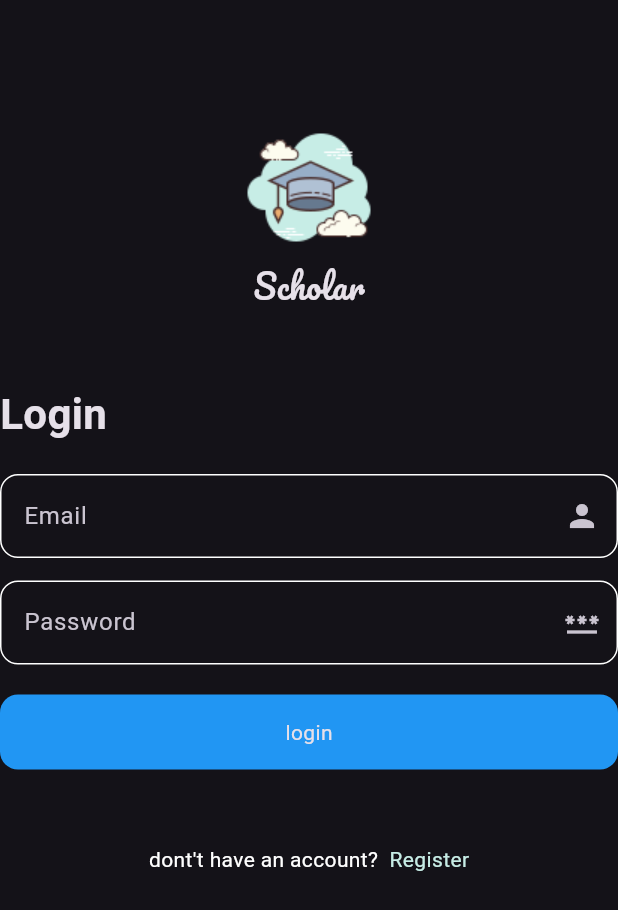
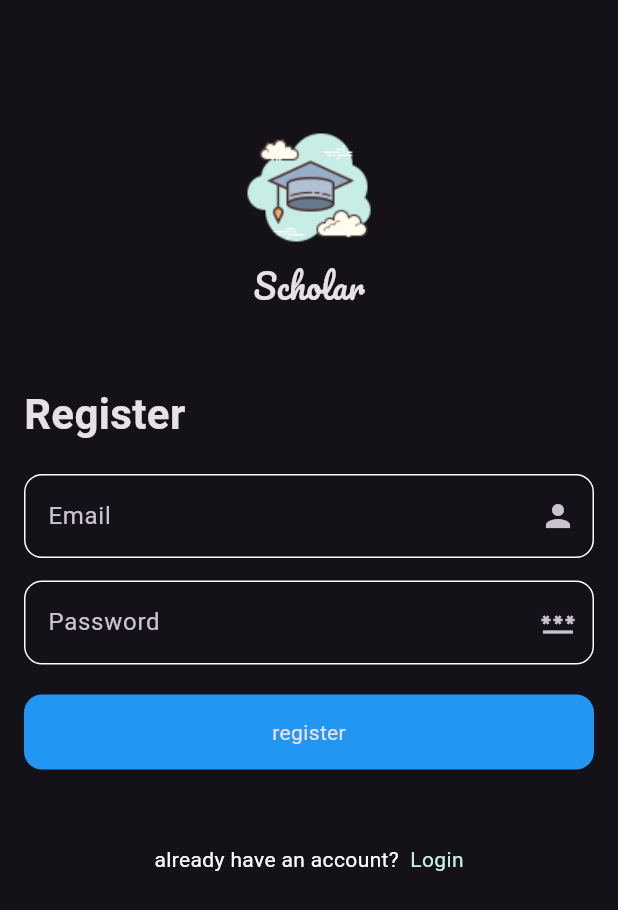
Before and after one commit to ali4hassan9ali2022/chat_app, a Flutter app: the screen it shows after launch, after a tap on "Register", on a phone screen of 412 x 824 dp. Shown: the top 910 px of the screen. Run offline on Flutter 3.47's test engine with Material 3 defaults, Android fonts, the phone set to English and light mode, and no system bars.

Commit message:
finish ui to login or register

```diff
--- a/lib/Views/login_view.dart
+++ b/lib/Views/login_view.dart
@@ -1,3 +1,4 @@
+import 'package:chat_app/Views/register_view.dart';
 import 'package:chat_app/Widgets/custom_botton.dart';
 import 'package:chat_app/Widgets/custom_text_form_field.dart';
 import 'package:flutter/material.dart';
@@ -8,7 +9,9 @@ class LoginView extends StatelessWidget {
   @override
   Widget build(BuildContext context) {
     return Scaffold(
-      body: ListView(
+      body: Padding(
+        padding: const EdgeInsets.symmetric(horizontal: 16),
+        child: ListView(
           children: [
             const SizedBox(
               height: 75,
@@ -74,7 +77,7 @@ class LoginView extends StatelessWidget {
                 ),
                 GestureDetector(
                   onTap: () {
-                  // Navigator.pushNamed(context, RegisterPage.id);
+                    Navigator.pushNamed(context, RegisterView.id);
                   },
                   child: const Text(
                     '  Register',
@@ -87,6 +90,7 @@ class LoginView extends StatelessWidget {
             ),
           ],
         ),
+      ),
     );
   }
 }
--- a/lib/Views/register_view.dart
+++ b/lib/Views/register_view.dart
@@ -1,3 +1,5 @@
+import 'package:chat_app/Widgets/custom_botton.dart';
+import 'package:chat_app/Widgets/custom_text_form_field.dart';
 import 'package:flutter/material.dart';
 
 class RegisterView extends StatelessWidget {
@@ -5,6 +7,89 @@ class RegisterView extends StatelessWidget {
   static String id = "RegisterView";
   @override
   Widget build(BuildContext context) {
-    return Scaffold();
+    return Scaffold(
+      body: Padding(
+        padding: const EdgeInsets.symmetric(horizontal: 16),
+        child: ListView(
+          children: [
+            const SizedBox(
+              height: 75,
+            ),
+            Image.asset(
+              "assets/images/scholar.png",
+              height: 100,
+            ),
+            const Row(
+              mainAxisAlignment: MainAxisAlignment.center,
+              children: [
+                Text(
+                  "Scholar",
+                  style: TextStyle(
+                    fontSize: 22,
+                    fontFamily: "Pacifico",
+                  ),
+                ),
+              ],
+            ),
+            const SizedBox(
+              height: 50,
+            ),
+            const Text(
+              "Register",
+              style: TextStyle(
+                fontSize: 28,
+                fontWeight: FontWeight.bold,
+              ),
+            ),
+            const SizedBox(
+              height: 20,
+            ),
+            const CustomTextFormField(
+              icon: Icons.person,
+              text: "Email",
+            ),
+            const SizedBox(
+              height: 15,
+            ),
+            const CustomTextFormField(
+              text: "Password",
+              icon: Icons.password,
+            ),
+            const SizedBox(
+              height: 20,
+            ),
+            CustomBotton(
+              onTap: () {},
+              text: "register",
+            ),
+            const SizedBox(
+              height: 50,
+            ),
+            Row(
+              mainAxisAlignment: MainAxisAlignment.center,
+              children: [
+                const Text(
+                  'already have an account?',
+                  style: TextStyle(
+                    color: Colors.white,
+                  ),
+                ),
+                GestureDetector(
+                  onTap: () {
+                    Navigator.of(context).pop();
+                  },
+                  child: const Text(
+                    '  Login',
+                    style: TextStyle(
+                      color: Color(0xffC7EDE6),
+                    ),
+                  ),
+                ),
+              ],
+            ),
+          ],
+        ),
+      ),
+    );
   }
 }
--- a/lib/main.dart
+++ b/lib/main.dart
@@ -1,4 +1,5 @@
 import 'package:chat_app/Views/login_view.dart';
+import 'package:chat_app/Views/register_view.dart';
 import 'package:flutter/material.dart';
 
 void main() {
@@ -15,6 +16,7 @@ class ChatApp extends StatelessWidget {
       theme: ThemeData.dark(),
       routes: {
         LoginView.id: (context)=> const LoginView(),
+        RegisterView.id: (context)=> const RegisterView(),
       },
       initialRoute: LoginView.id,
     );
```
Lines whose indentation alone changed are shown as unchanged.
